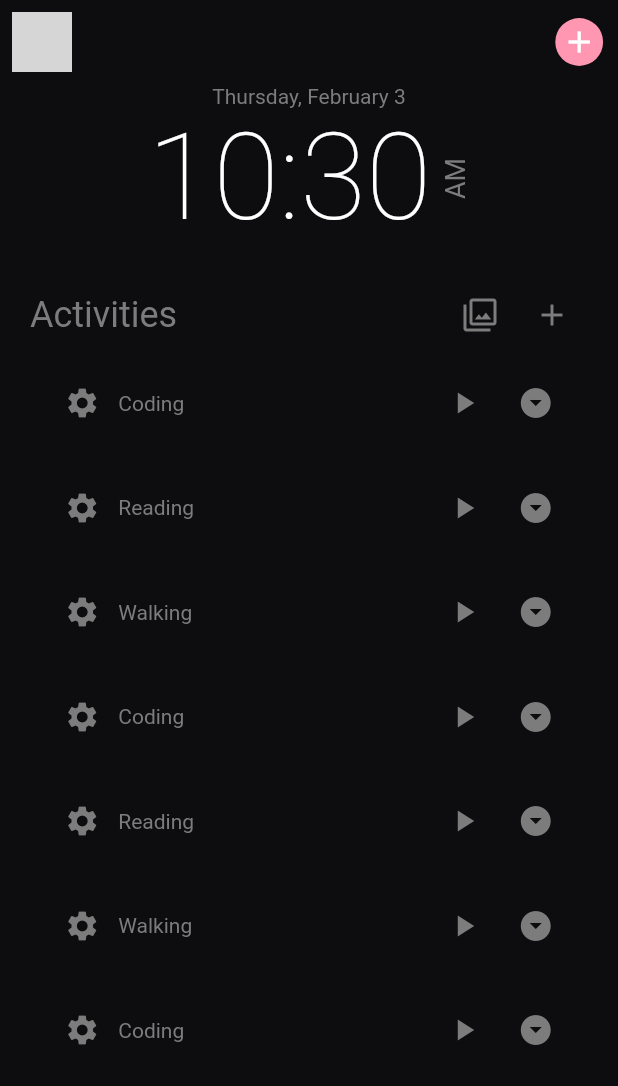
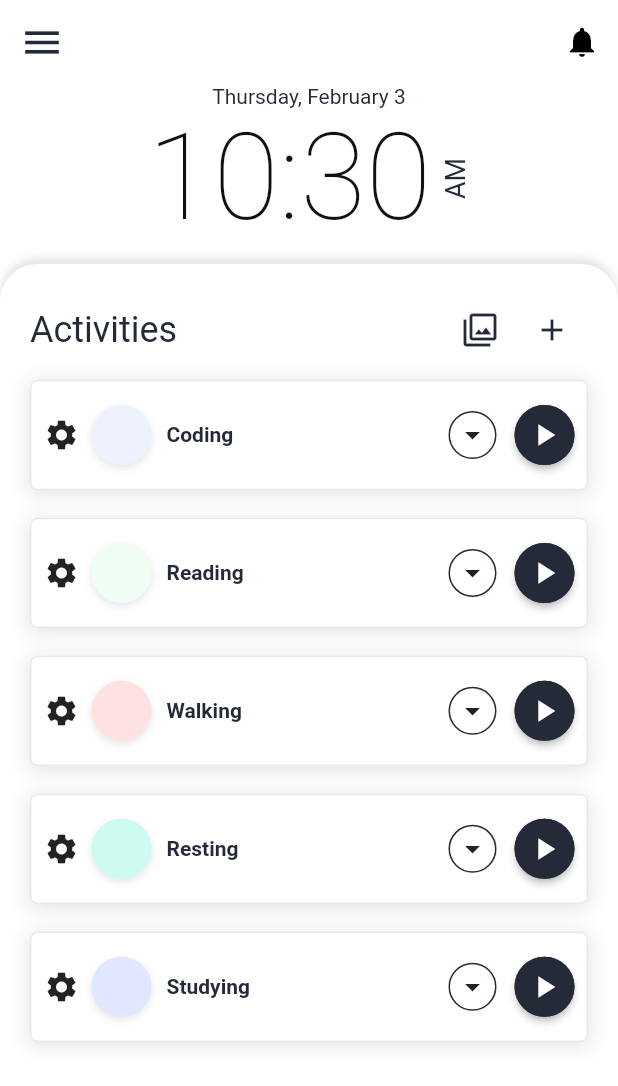
Before and after one commit to fontseca/analyseur, a Flutter app: the screen it shows after launch, on a phone screen of 412 x 824 dp. Shown: the top 1086 px of the screen. Run offline on Flutter 3.47's test engine with Material 2 defaults, Android fonts, the phone set to English and light mode, and no system bars; our stand-ins replace google_fonts; grey boxes are pictures that could not be loaded.

Commit message:
feat: add activities

```diff
--- a/lib/main.dart
+++ b/lib/main.dart
@@ -14,7 +14,7 @@ class MyApp extends StatelessWidget {
       debugShowCheckedModeBanner: false,
       theme: lightTheme(context),
       darkTheme: darkTheme(context),
-      themeMode: ThemeMode.dark,
+      themeMode: ThemeMode.light,
       home: ActivitiesScreen(),
     );
   }
--- a/lib/screens/activities/activities.dart
+++ b/lib/screens/activities/activities.dart
@@ -1,6 +1,5 @@
 import 'package:analyseur/screens/activities/widgets/body.dart';
 import 'package:flutter/material.dart';
-import 'package:flutter_svg/flutter_svg.dart';
 import 'package:analyseur/helpers/sizes.dart';
 
 class ActivitiesScreen extends StatefulWidget {
@@ -16,38 +15,29 @@ class _ActivitiesScreenState extends State<ActivitiesScreen> {
     SizeConfig().init(context);
     return Scaffold(
       appBar: buildAppBar(context),
-      body: Body()
-    );
+      body: SingleChildScrollView(child: Body()));
   }
 
   AppBar buildAppBar(BuildContext context) {
     return AppBar(
       leading: IconButton(
-        icon: SvgPicture.asset(
-          'assets/icons/settings.svg',
+        // icon: SvgPicture.asset(
+        //   'assets/icons/settings.svg',
+        //   color: Theme.of(context).iconTheme.color,
+        // ),
+        icon: Icon(
+          Icons.menu,
+          size: 30,
           color: Theme.of(context).iconTheme.color,
         ),
         onPressed: () {},
       ),
-      actions: [buildAddButton(context)],
-    );
-  }
-
-  Padding buildAddButton(BuildContext context) {
-    return Padding(
-      padding: EdgeInsets.symmetric(
-        horizontal: getProportionateScreenWidth(10),
-      ),
-      child: InkWell(
-        onTap: () {},
-        child: Container(
-          width: getProportionateScreenWidth(32),
-          decoration: BoxDecoration(
-              color: Theme.of(context).primaryColor,
-              shape: BoxShape.circle),
-          child: Icon(Icons.add, color: Colors.white),
-        ),
-      ),
+      actions: [
+        IconButton(
+            onPressed: () {},
+            icon: Icon(Icons.notifications,
+                color: Theme.of(context).accentIconTheme.color))
+      ],
     );
   }
 }
--- a/lib/screens/activities/widgets/activies-list.dart
+++ b/lib/screens/activities/widgets/activies-list.dart
@@ -12,6 +12,17 @@ class _ActivitiesState extends State<Activities> {
   @override
   Widget build(BuildContext context) {
     return Container(
+      margin: EdgeInsets.fromLTRB(0, 10, 0, 0),
+      decoration: BoxDecoration(
+        borderRadius: BorderRadius.only(topLeft: Radius.circular(25), topRight: Radius.circular(25)),
+        boxShadow: [BoxShadow(
+          blurRadius: 4,
+          spreadRadius: 0,
+          color: Colors.black.withOpacity(0.10),
+          offset: Offset(0, -4),
+        )],
+        color: Colors.white,
+      ),
       child: Padding(
         padding: const EdgeInsets.all(20.0),
         child: Column(
@@ -43,19 +54,15 @@ class _ActivitiesState extends State<Activities> {
 }
 
 class ActivityList extends StatelessWidget {
-  const ActivityList({Key? key}) : super(key: key);
-
   @override
   Widget build(BuildContext context) {
     return Column(
       children: [
-        Activity(activityName: 'Coding'),
-        Activity(activityName: 'Reading'),
-        Activity(activityName: 'Walking'),
-        Activity(activityName: 'Coding'),
-        Activity(activityName: 'Reading'),
-        Activity(activityName: 'Walking'),
-        Activity(activityName: 'Coding')
+        Activity(activityName: 'Coding', activityColor: Color(0xFFEEF2FF)),
+        Activity(activityName: 'Reading', activityColor: Color(0xFFF0FDF4)),
+        Activity(activityName: 'Walking', activityColor: Color(0xFFFEE2E2)),
+        Activity(activityName: 'Resting', activityColor: Color(0xFFCCFBF1)),
+        Activity(activityName: 'Studying', activityColor: Color(0xFFE0E7FF)),
       ],
     );
   }
--- a/lib/screens/activities/widgets/activity.dart
+++ b/lib/screens/activities/widgets/activity.dart
@@ -1,19 +1,43 @@
+import 'package:analyseur/helpers/sizes.dart';
+import 'package:analyseur/static/colors.dart';
 import 'package:flutter/material.dart';
 
 class Activity extends StatelessWidget {
   final String activityName;
-  const Activity({required this.activityName, Key? key}) : super(key: key);
+  final Color activityColor;
+
+  const Activity({required this.activityName, required this.activityColor});
 
   @override
   Widget build(BuildContext context) {
     return Padding(
-      padding: EdgeInsets.all(10.83),
+        padding:
+          EdgeInsets.symmetric(vertical: getProportionateScreenHeight(10)),
+            child: Container(
+              height: getProportionateScreenHeight(80),
+              decoration: BoxDecoration(
+                borderRadius: BorderRadius.all(new Radius.circular(5.0)),
+                boxShadow: [
+                  BoxShadow(
+                    color: Colors.black.withOpacity(0.10),
+                    spreadRadius: 1,
+                    blurRadius: 10,
+                    offset: Offset(0, 2),
+                  ),
+                ],
+                border: Border.all(color: Color(0xFF242A38).withOpacity(0.10), width: 1),
+                color: Colors.white,
+              ),
               child: Row(
                 mainAxisAlignment: MainAxisAlignment.spaceBetween,
                 children: [
-          Leading(activityName: this.activityName),
+                  Leading(
+                    activityName: this.activityName,
+                    activityColor: this.activityColor,
+                  ),
                   Actions()
             ],
+          ),
         ),
       );
   }
@@ -26,14 +50,29 @@ class Actions extends StatelessWidget {
   Widget build(BuildContext context) {
     return Row(
       children: [
-        IconButton(
-          onPressed: () {},
-          icon: Icon(Icons.play_arrow),
+        MaterialButton(
+          minWidth: 10,
+          height: 40,
+          visualDensity: VisualDensity.compact,
+          shape: const CircleBorder(
+              side: BorderSide(color: kBodyTextColorLight, width: 1)),
+          onPressed: () => {},
+          child: const Icon(
+            Icons.arrow_drop_down,
           ),
-        IconButton(
-          onPressed: () {},
-          icon: Icon(Icons.arrow_drop_down_circle)
-        )
+        ),
+        MaterialButton(
+          color: kBodyTextColorLight,
+          minWidth: 10,
+          height: 40,
+          shape: const CircleBorder(
+              side: BorderSide(color: kBodyTextColorLight, width: 1)),
+          onPressed: () => {},
+          child: const Icon(
+            Icons.play_arrow,
+            color: Colors.white,
+          ),
+        ),
       ],
     );
   }
@@ -41,20 +80,42 @@ class Actions extends StatelessWidget {
 
 class Leading extends StatelessWidget {
   final String activityName;
-  const Leading({required this.activityName, Key? key}) : super(key: key);
+  final Color activityColor;
+  const Leading({required this.activityName, required this.activityColor});
 
   @override
   Widget build(BuildContext context) {
     return Row(
       children: [
-        IconButton(
-          onPressed: () {},
-          icon: Icon(Icons.settings),
+        MaterialButton(
+          minWidth: 10,
+          height: 40,
+          visualDensity: VisualDensity.compact,
+          shape: const CircleBorder(),
+          onPressed: () => {},
+          child: Icon(Icons.settings),
         ),
         Container(
-          color: Colors.pinkAccent,
+          width: 40,
+          height: 40,
+          margin: EdgeInsets.fromLTRB(0, 0, 10, 0),
+          decoration: BoxDecoration(
+              borderRadius: BorderRadius.all(new Radius.circular(50.0)),
+              boxShadow: [
+                BoxShadow(
+                    color: Colors.black.withOpacity(0.10),
+                    spreadRadius: 0,
+                    blurRadius: 4,
+                    offset: Offset(0, 2)),
+              ],
+              color: this.activityColor),
         ),
-        Text(this.activityName)
+        Text(
+          this.activityName,
+          style: TextStyle(
+            fontWeight: FontWeight.bold
+          ),
+        )
       ],
     );
   }
--- a/lib/screens/activities/widgets/clock.dart
+++ b/lib/screens/activities/widgets/clock.dart
@@ -52,7 +52,7 @@ class DigitalClockState extends State<DigitalClock> {
             // _timeOfDay.hour returns hours in 24h format in opposition to hourOfPeriod
             Text(
               '${_timeOfDay.hourOfPeriod}:${_timeOfDay.minute}',
-              style: Theme.of(context).textTheme.headline1
+              style: Theme.of(context).textTheme.headline1,
             ),
             SizedBox(width: 5),
             RotatedBox(
--- a/lib/static/colors.dart
+++ b/lib/static/colors.dart
@@ -8,12 +8,12 @@ const kAccentDarkColor        = Color(0xFF4E4E4E);
 const kBackgroundDarkColor    = Color(0xFF3A3A3A);
 const kSurfaceDarkColor       = Color(0xFF222225);
 
-const kAccentIconLightColor   = Color(0xFFECEFF5);
+const kAccentIconLightColor   = Color(0xFF242A38);
 const kAccentIconDarkColor    = Color(0xFF303030);
 const kPrimaryIconLightColor  = Color(0xFFECEFF5);
 const kPrimaryIconDarkColor   = Color(0xFF232323);
 
-const kBodyTextColorLight     = Color(0xFFA1B0CA);
+const kBodyTextColorLight     = Color(0xFF242A38);
 const kBodyTextColorDark      = Color(0xFF7C7C7C);
 const kTitleTextLightColor    = Color(0xFF101112);
 const kTitleTextDarkColor     = Colors.white;
```
Lines whose indentation alone changed are shown as unchanged.
